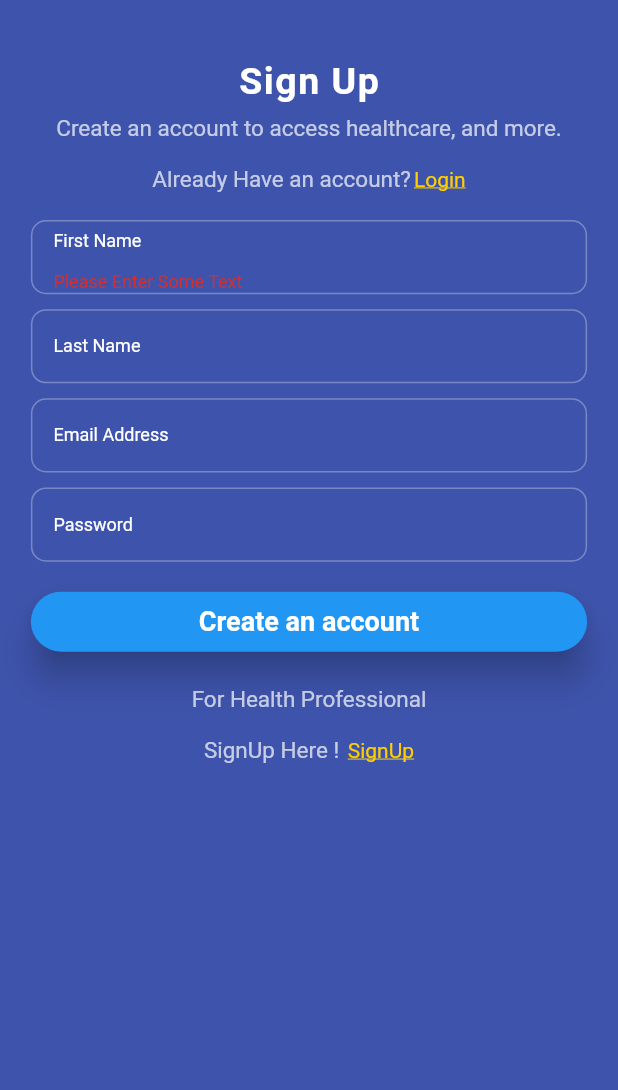
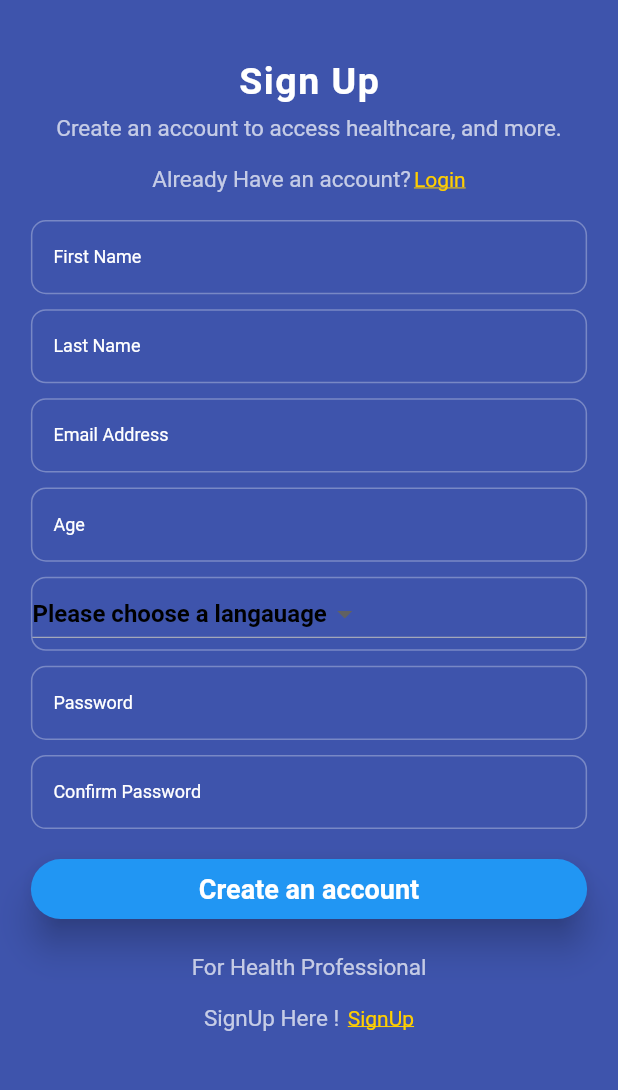
Before and after one commit to piyushyadavNP/DoctorG_FYP, a Flutter app: the Signup screen opened by its route, on a phone screen of 412 x 824 dp, the part 47-1137 px from its top. Run offline on Flutter 3.47's test engine with Material 2 defaults, Android fonts, the phone set to English and light mode, and no system bars; our stand-ins replace cloud_firestore, firebase_auth, firebase_core, google_fonts, table_calendar; accounts and stored records are empty.

```diff
--- a/lib/constant/colors.dart
+++ b/lib/constant/colors.dart
@@ -18,7 +18,7 @@ const Color shrineBrown600 = Color(0xFF7D4F52);
 
 const Color shrineErrorRed = Color(0xFFC5032B);
 
-const Color shrineSurfaceWhite = Color(0xFFFFFBFA);
+const Color shrineSurfaceWhite = Color.fromARGB(255, 252, 248, 246);
 const Color shrineBackgroundWhite = Colors.white;
 
 const defaultLetterSpacing = 0.03;
--- a/lib/screens/signup_page.dart
+++ b/lib/screens/signup_page.dart
@@ -4,6 +4,7 @@ import 'package:cloud_firestore/cloud_firestore.dart';
 import 'package:doctor/constant/colors.dart';
 import 'package:doctor/screens/doctor_signup.dart';
 import 'package:doctor/common/text_style.dart';
+import 'package:doctor/widget/drop_down.dart';
 import 'package:firebase_auth/firebase_auth.dart';
 import 'package:firebase_core/firebase_core.dart';
 import 'package:flutter/material.dart';
@@ -28,9 +29,14 @@ class _SignupState extends State<Signup> {
   final TextEditingController _lastnameController = TextEditingController();
   final TextEditingController _emailController = TextEditingController();
   final TextEditingController _paswordController = TextEditingController();
+  final TextEditingController _confirmPaswordController =
+      TextEditingController();
+
   final _formKey = GlobalKey<FormState>();
   bool _isValidate = false;
   bool formIsValid = false;
+
+  String? _chosenValue;
 
   @override
   Widget build(BuildContext context) {
@@ -97,34 +103,66 @@ class _SignupState extends State<Signup> {
                 children: [
                   CommonTextField(
                     validator: (value) {
-                      if (value!.isEmpty || value == null) {
+                      if (value!.isEmpty) {
                         return "First Name Can't Be Empty";
                       }
                       return null;
                     },
                     labelText: "First Name",
                     controller: _firstnameController,
-                    errorText: validateButton(_firstnameController.text),
                   ),
                   CommonTextField(
                     labelText: "Last Name",
                     controller: _lastnameController,
                     validator: (value) {
-                      return validateButton(value);
+                      if (value!.isEmpty) {
+                        return "Last Name Can't Be Empty";
+                      }
+                      return null;
                     },
                   ),
                   CommonTextField(
                     labelText: "Email Address",
                     controller: _emailController,
                     validator: (value) {
-                      return validateButton(value);
+                      if (value!.isEmpty) {
+                        return "Email Address Can't Be Empty";
+                      }
+                      return null;
                     },
                   ),
+                  CommonTextField(
+                    labelText: "Age",
+                    controller: _emailController,
+                    validator: (value) {
+                      if (value!.isEmpty) {
+                        return "Age Can't Be Empty";
+                      }
+                      return null;
+                    },
+                  ),
+                  const DropDownField(),
                   CommonTextField(
                     labelText: "Password",
                     controller: _paswordController,
                     validator: (value) {
-                      return validateButton(value);
+                      if (value!.isEmpty) {
+                        return "Password Can't Be Empty";
+                      }
+                      return null;
+                    },
+                  ),
+                  CommonTextField(
+                    labelText: "Confirm Password",
+                    controller: _confirmPaswordController,
+                    validator: (value) {
+                      if (value!.isEmpty) {
+                        return "PLease Confirm Your Password";
+                      } else if (_paswordController.text !=
+                          _confirmPaswordController.text) {
+                        return "Password Missmatch";
+                      }
+                      return null;
                     },
                   ),
                 ],
@@ -190,6 +228,10 @@ class _SignupState extends State<Signup> {
   }
 
   Future<void> signUp() async {
+    if (!_formKey.currentState!.validate()) {
+      log("Form Validation Error");
+      return;
+    }
     try {
       final UserCredential userCredential;
       final db = FirebaseFirestore.instance.collection("users");
@@ -215,14 +257,6 @@ class _SignupState extends State<Signup> {
     }
   }
 
-  String? validateButton(String? value) {
-    log(value.toString());
-    if (value!.isEmpty || value == null) {
-      return 'Please Enter Some Text';
-    }
-    return null;
-  }
-
   @override
   void dispose() {
     _firstnameController.dispose();
--- /dev/null
+++ b/lib/widget/drop_down.dart
@@ -0,0 +1,61 @@
+import 'package:flutter/material.dart';
+import 'package:flutter/src/widgets/container.dart';
+import 'package:flutter/src/widgets/framework.dart';
+
+class DropDownField extends StatefulWidget {
+  const DropDownField({super.key});
+
+  @override
+  State<DropDownField> createState() => _DropDownFieldState();
+}
+
+class _DropDownFieldState extends State<DropDownField> {
+  String? _chosenValue;
+  @override
+  Widget build(BuildContext context) {
+    return Column(
+      children: [
+        Theme(
+          data: Theme.of(context).copyWith(splashColor: Colors.white),
+          child: Container(
+            height: MediaQuery.of(context).size.height * 0.060,
+            width: MediaQuery.of(context).size.width * 0.9,
+            decoration: BoxDecoration(
+                border: Border.all(
+                  color: Color(0xFFFFFFFF).withOpacity(0.3),
+                ),
+                borderRadius: BorderRadius.circular(10)),
+            child: DropdownButton<String>(
+              value: _chosenValue,
+              //elevation: 5,
+              style: TextStyle(color: Colors.black),
+
+              items: <String>['Male', 'Female', 'Other']
+                  .map<DropdownMenuItem<String>>((String value) {
+                return DropdownMenuItem<String>(
+                  value: value,
+                  child: Text(value),
+                );
+              }).toList(),
+              hint: const Text(
+                "Please choose a langauage",
+                style: TextStyle(
+                    color: Colors.black,
+                    fontSize: 16,
+                    fontWeight: FontWeight.w600),
+              ),
+              onChanged: (String? value) {
+                setState(() {
+                  _chosenValue = value;
+                });
+              },
+            ),
+          ),
+        ),
+        const SizedBox(
+          height: 10,
+        )
+      ],
+    );
+  }
+}
--- a/lib/widget/textField.dart
+++ b/lib/widget/textField.dart
@@ -9,6 +9,7 @@ class CommonTextField extends StatelessWidget {
   Widget? suffix;
   TextInputType? textInputType;
   String? errorText;
+  bool? isDropdown;
   CommonTextField(
       {Key? key,
       required this.labelText,
@@ -41,17 +42,17 @@ class CommonTextField extends StatelessWidget {
                 style: TextStyle(color: Colors.white),
                 decoration: InputDecoration(
                     errorText: errorText,
-                  contentPadding: const EdgeInsets.only(left: 14.0, top: 10.0),
+                    contentPadding:
+                        const EdgeInsets.only(left: 14.0, top: 10.0),
                     border: InputBorder.none,
                     labelText: labelText,
                     suffix: suffix,
                     labelStyle: TextStyle(color: Colors.white, fontSize: 12),
                     focusColor: Colors.white,
                     floatingLabelBehavior: FloatingLabelBehavior.auto),
+              )),
         ),
-          ),
-        ),
-        SizedBox(
+        const SizedBox(
           height: 10,
         )
       ],
```
Also changed, not shown: lib/screens/doctor_signup.dart (+32 -8 lines), lib/screens/login_page.dart (+17 -6 lines). Lines whose indentation alone changed are shown as unchanged.
